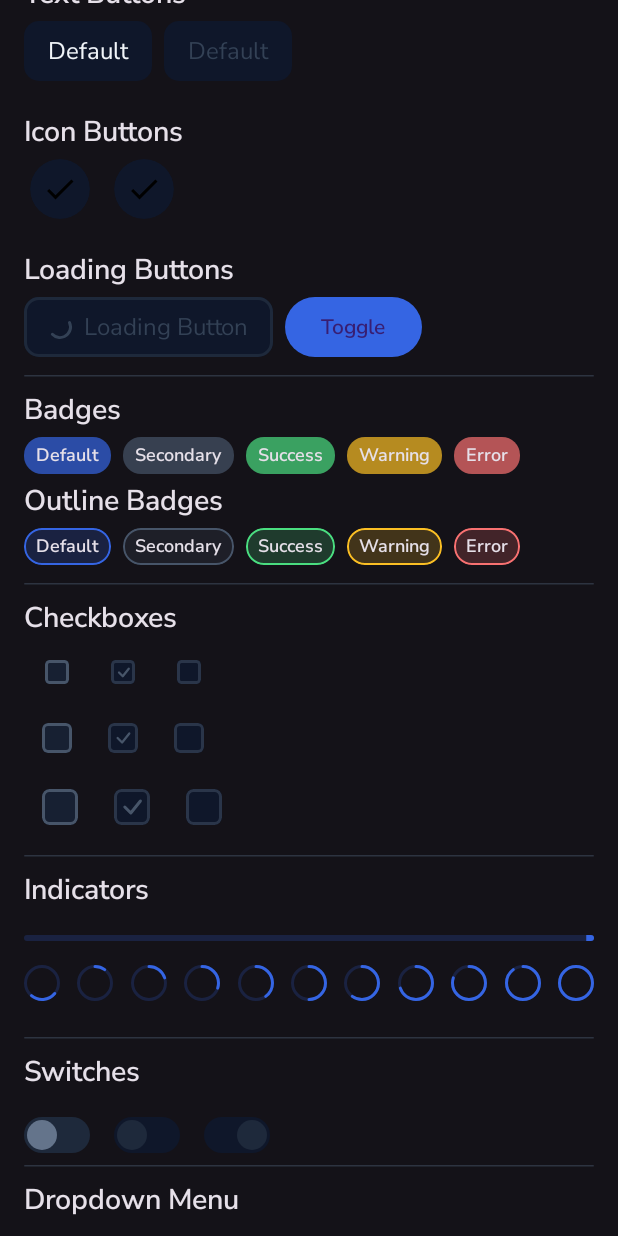
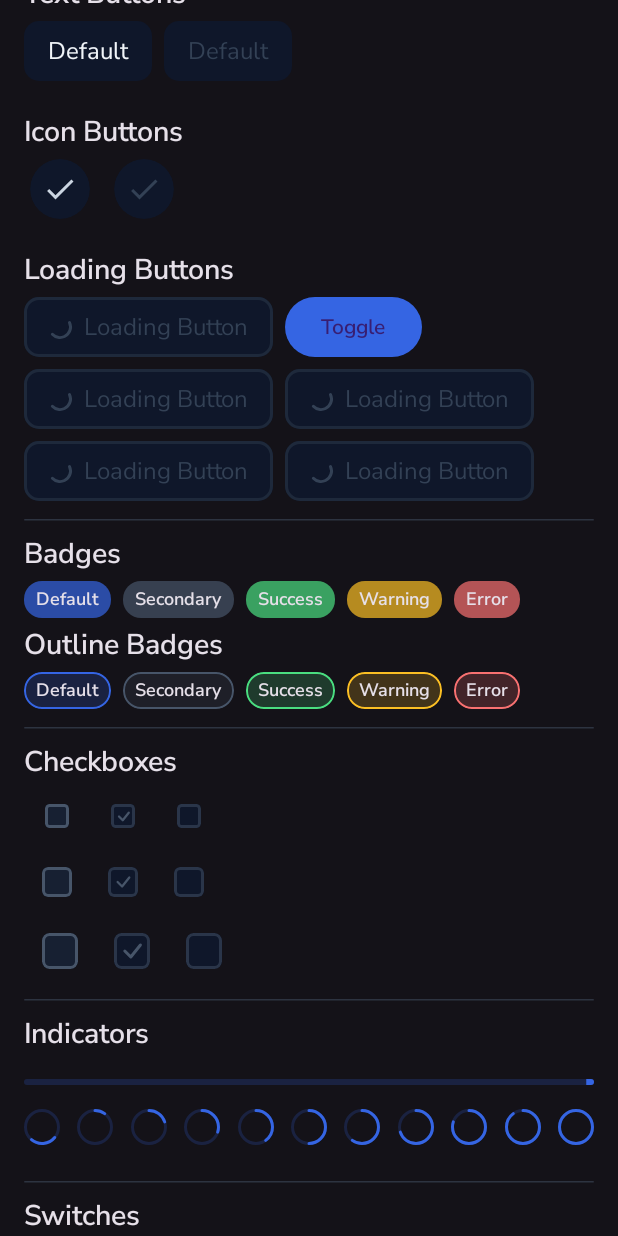
Before and after one commit to Dracula-101/sync-android, an Android app built with Jetpack Compose: the screen it shows after launch (UiActivity), scrolled down 1153 dp, on a phone screen of 412 x 824 dp. Run offline under Robolectric (Android 15) with nearby library versions, the phone set to English and light mode, and no system bars; our stand-ins replace Material 3 Expressive styles (plain Material 3 is drawn); 1 statement that could not run was skipped.

Commit message:
Enhance SyncLoadingButton with variant support and improve icon composability
Signed-off-by: Pratik Pujari <pratikpujari1000@gmail.com>

```diff
--- a/ui-showcase/src/main/java/com/application/sync/ui_showcase/UiActivity.kt
+++ b/ui-showcase/src/main/java/com/application/sync/ui_showcase/UiActivity.kt
@@ -293,6 +293,27 @@ fun ButtonShowcase() {
             onClick = { isLoading.value = !isLoading.value },
         ) {
             Text(text = "Toggle")
+        }
+        SyncLoadingButton(isLoading = isLoading.value, variant = ButtonVariant.Secondary) {
+            Text(text = "Loading Button")
+        }
+        SyncLoadingButton(
+            isLoading = isLoading.value,
+            variant = ButtonVariant.Success,
+        ) {
+            Text(text = "Loading Button")
+        }
+        SyncLoadingButton(
+            isLoading = isLoading.value,
+            variant = ButtonVariant.Warning,
+        ) {
+            Text(text = "Loading Button")
+        }
+        SyncLoadingButton(
+            isLoading = isLoading.value,
+            variant = ButtonVariant.Error,
+        ) {
+            Text(text = "Loading Button")
         }
     }
 }
--- a/ui/components/src/main/java/com/application/sync/ui/components/button/SyncIconButton.kt
+++ b/ui/components/src/main/java/com/application/sync/ui/components/button/SyncIconButton.kt
@@ -36,7 +36,7 @@ fun SyncIconButton(
         ),
         content = {
             icon.toComposable(
-                modifier = Modifier.size(size)
+                modifier = Modifier.size(size),
             )
         }
     )
--- a/ui/components/src/main/java/com/application/sync/ui/components/button/SyncLoadingButton.kt
+++ b/ui/components/src/main/java/com/application/sync/ui/components/button/SyncLoadingButton.kt
@@ -14,12 +14,14 @@ fun SyncLoadingButton(
     isLoading: Boolean = true,
     enabled: Boolean = true,
     modifier: Modifier = Modifier,
+    variant: ButtonVariant = ButtonVariant.Default,
     content: @Composable () -> Unit = {},
 ) {
     SyncOutlinedButton(
         onClick = onClick,
         enabled = enabled && !isLoading,
         modifier = modifier,
+        variant = variant,
         content = {
             if (isLoading) {
                 CircularProgressIndicator(
--- a/ui/components/src/main/java/com/application/sync/ui/components/util/IconResource.kt
+++ b/ui/components/src/main/java/com/application/sync/ui/components/util/IconResource.kt
@@ -3,9 +3,11 @@ package com.application.sync.ui.components.util
 import androidx.annotation.DrawableRes
 import androidx.compose.foundation.Image
 import androidx.compose.material3.Icon
+import androidx.compose.material3.LocalContentColor
 import androidx.compose.runtime.Composable
 import androidx.compose.ui.Modifier
 import androidx.compose.ui.graphics.Color
+import androidx.compose.ui.graphics.ColorFilter
 import androidx.compose.ui.graphics.painter.Painter
 import androidx.compose.ui.graphics.vector.ImageVector
 import androidx.compose.ui.res.painterResource
@@ -19,14 +21,14 @@ sealed class IconResource {
 @Composable
 fun IconResource.toComposable(
     modifier: Modifier = Modifier,
-    color: Color = Color.Unspecified,
+    color: Color? = null,
 ) {
     when (this) {
         is IconResource.Vector -> {
             Icon(
                 imageVector = imageVector,
                 contentDescription = null,
-                tint = color,
+                tint = color ?: LocalContentColor.current,
                 modifier = modifier
             )
         }
@@ -35,7 +37,7 @@ fun IconResource.toComposable(
             Icon(
                 painter = painterResource(resId),
                 contentDescription = null,
-                tint = color,
+                tint = color ?: LocalContentColor.current,
                 modifier = modifier
             )
         }
@@ -44,9 +46,7 @@ fun IconResource.toComposable(
             Image(
                 painter = painter,
                 contentDescription = null,
-                colorFilter = if (color != Color.Unspecified) {
-                    androidx.compose.ui.graphics.ColorFilter.tint(color)
-                } else null,
+                colorFilter = color?.let { ColorFilter.tint(it) },
                 modifier = modifier,
             )
         }
```
Also changed, not shown: ui/components/src/main/java/com/application/sync/ui/components/dialog/SyncIconActionDialog.kt (+6 -1 lines).
